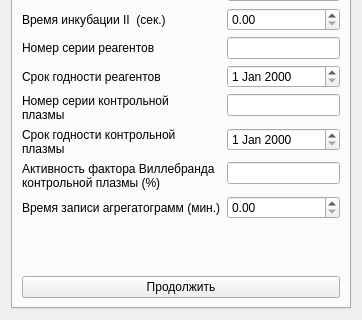
Old version of the form choisedialog/agr2.ui in the repository krang4d/Agrekola; both pictures show x 0 to 362 and y 154 to 474 of the 362 by 474 pixel window.
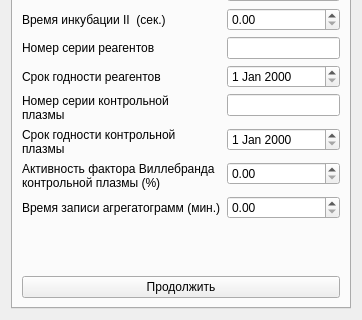
New version of the form. The open tabs and pages were chosen to show the change.

Patch:
```diff
--- a/choisedialog/agr2.ui
+++ b/choisedialog/agr2.ui
@@ -137,9 +137,6 @@
            </property>
           </widget>
          </item>
-         <item row="6" column="1">
-          <widget class="QLineEdit" name="lineEdit_calibVillebrand"/>
-         </item>
          <item row="7" column="0">
           <widget class="QLabel" name="label_calib_8">
            <property name="text">
@@ -156,6 +153,9 @@
          <item row="7" column="1">
           <widget class="QDoubleSpinBox" name="doubleSpinBox_calibWriteTime"/>
          </item>
+         <item row="6" column="1">
+          <widget class="QDoubleSpinBox" name="doubleSpinBox_calibVillebrand"/>
+         </item>
         </layout>
        </item>
        <item>
```
Left out of the diff: 2 changed lines with no effect on the pictures.
